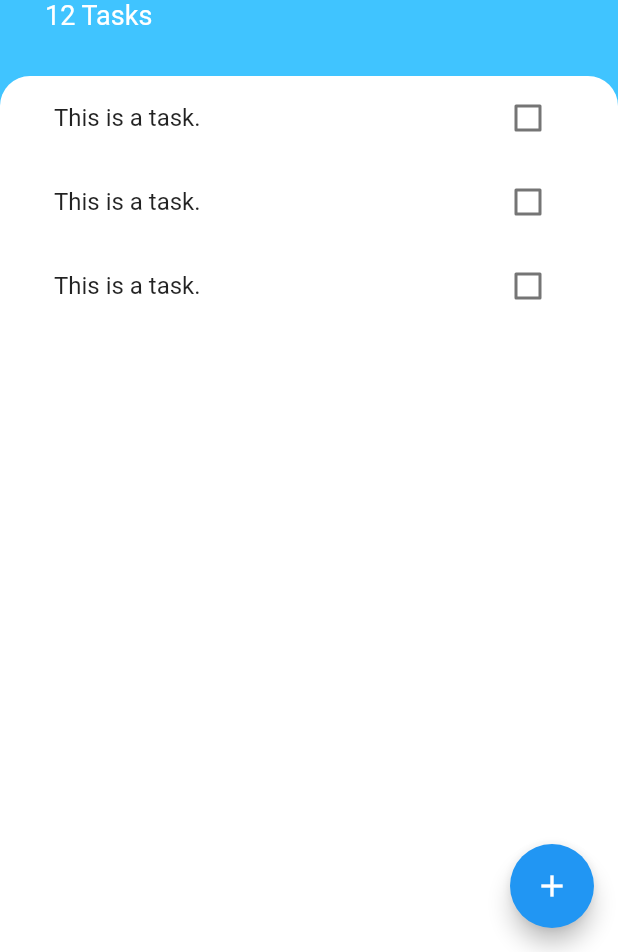
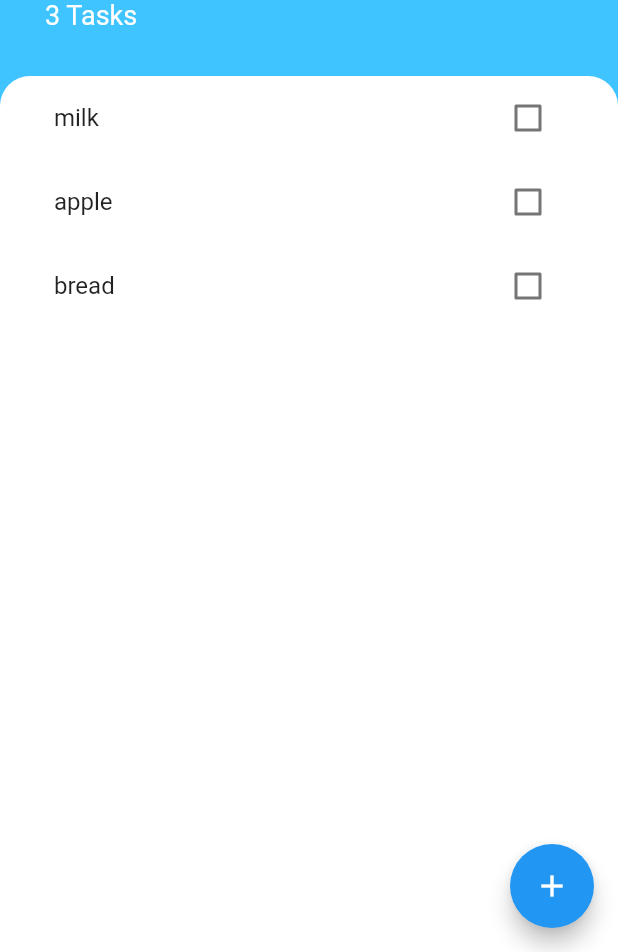
Before and after one commit to AMIRCG/TodoApp, a Flutter app: the screen it shows after launch, on a phone screen of 412 x 824 dp, the part 284-1236 px from its top. Run offline on Flutter 3.47's test engine with Material 2 defaults, Android fonts, the phone set to English and light mode, and no system bars; our stand-ins replace device_preview.

Commit message:
third commit

```diff
--- /dev/null
+++ b/lib/Models/Task.dart
@@ -0,0 +1,11 @@
+// ignore_for_file: file_names
+
+class Task {
+  final String? name;
+  bool isDone;
+  Task({this.name, this.isDone = false});
+
+  void toggleDone() {
+    isDone = !isDone;
+  }
+}
--- /dev/null
+++ b/lib/Models/TaskData.dart
@@ -0,0 +1,37 @@
+// ignore_for_file: file_names, recursive_getters
+
+import 'package:flutter/foundation.dart';
+import 'Task.dart';
+import 'dart:collection';
+
+class TaskData extends ChangeNotifier {
+  final List<Task> _taskList = [
+    Task(name: 'milk'),
+    Task(name: 'apple'),
+    Task(name: 'bread'),
+  ];
+
+  UnmodifiableListView<Task> get taskList {
+    return UnmodifiableListView(_taskList);
+  }
+
+  int get taskCount {
+    return _taskList.length;
+  }
+
+  void addTask(String newTitle) {
+    final newTask = Task(name: newTitle);
+    _taskList.add(newTask);
+    notifyListeners();
+  }
+
+  void taskUpdate(Task task) {
+    task.toggleDone();
+    notifyListeners();
+  }
+
+  void taskDelete(Task task) {
+    _taskList.remove(task);
+    notifyListeners();
+  }
+}
--- a/lib/Screen/TaskScreen.dart
+++ b/lib/Screen/TaskScreen.dart
@@ -1,21 +1,19 @@
-// ignore_for_file: file_names
+// ignore_for_file: file_names, use_key_in_widget_constructors, must_be_immutable, avoid_print
 
 import 'package:flutter/material.dart';
+import 'package:todo_flutter/Models/TaskData.dart';
 import 'package:todo_flutter/Screen/add_task_screen.dart';
 import 'package:todo_flutter/widgets/task_list.dart';
+import 'package:provider/provider.dart';
 
 class TaskScreen extends StatelessWidget {
-  const TaskScreen({Key? key}) : super(key: key);
-
-  // Widget customBottomSheet(BuildContext context) => Container();
-
   @override
   Widget build(BuildContext context) {
     return Scaffold(
       floatingActionButton: FloatingActionButton(
         onPressed: () {
           showModalBottomSheet(
-              context: context, builder: (context) => const Add_Task());
+              context: context, builder: (context) => Add_Task());
           //add Task to list
         },
         child: const Icon(Icons.add),
@@ -33,8 +31,8 @@ class TaskScreen extends StatelessWidget {
             ),
             child: Column(
               crossAxisAlignment: CrossAxisAlignment.start,
-              children: const [
-                CircleAvatar(
+              children: [
+                const CircleAvatar(
                   backgroundColor: Colors.white,
                   radius: 30,
                   child: Icon(
@@ -43,8 +41,8 @@ class TaskScreen extends StatelessWidget {
                     color: Colors.lightBlueAccent,
                   ),
                 ),
-                SizedBox(height: 10),
-                Text(
+                const SizedBox(height: 10),
+                const Text(
                   'Todo',
                   style: TextStyle(
                     color: Colors.white,
@@ -53,8 +51,8 @@ class TaskScreen extends StatelessWidget {
                   ),
                 ),
                 Text(
-                  '12 Tasks',
-                  style: TextStyle(
+                  '${Provider.of<TaskData>(context).taskCount} Tasks',
+                  style: const TextStyle(
                     fontSize: 18,
                     color: Colors.white,
                   ),
@@ -72,7 +70,7 @@ class TaskScreen extends StatelessWidget {
                   topRight: Radius.circular(20),
                 ),
               ),
-              child: const TaskList(),
+              child: TaskList(),
             ),
           ),
         ],
--- a/lib/main.dart
+++ b/lib/main.dart
@@ -1,8 +1,11 @@
 import 'package:flutter/material.dart';
+import 'package:todo_flutter/Models/TaskData.dart';
 import 'package:todo_flutter/Screen/TaskScreen.dart';
+import 'package:device_preview/device_preview.dart';
+import 'package:provider/provider.dart';
 
 void main() {
-  runApp(const MyApp());
+  runApp(DevicePreview(builder: (context) => const MyApp()));
 }
 
 class MyApp extends StatelessWidget {
@@ -10,8 +13,11 @@ class MyApp extends StatelessWidget {
 
   @override
   Widget build(BuildContext context) {
-    return const MaterialApp(
-      home: TaskScreen(),
+    return ChangeNotifierProvider(
+      create: (context) => TaskData(),
+      child: MaterialApp(
+        home: TaskScreen(),
+      ),
     );
   }
 }
--- a/lib/widgets/task_list.dart
+++ b/lib/widgets/task_list.dart
@@ -1,19 +1,34 @@
+// ignore_for_file: use_key_in_widget_constructors, must_be_immutable, no_logic_in_create_state
+
 import 'package:flutter/material.dart';
 import 'package:todo_flutter/widgets/task_tile.dart';
+import 'package:provider/provider.dart';
+import 'package:todo_flutter/Models/TaskData.dart';
 
 class TaskList extends StatelessWidget {
-  const TaskList({
-    Key? key,
-  }) : super(key: key);
-
   @override
   Widget build(BuildContext context) {
-    return ListView(
-      children: const [
-        TaskTile(),
-        TaskTile(),
-        TaskTile(),
-      ],
+    return Consumer<TaskData>(
+      builder: (context, taskData, child) {
+        return ListView.builder(
+          itemBuilder: (context, index) {
+            final task = taskData.taskList[index];
+            return TaskTile(
+              taskTitle: task.name!,
+              isChecked: task.isDone,
+              checkBoxCallBack: () {
+                taskData.taskUpdate(task);
+              },
+              deleteBoxCallBack: () {
+                taskData.taskDelete(task);
+              },
+            );
+          },
+          itemCount: taskData.taskCount,
+        );
+      },
     );
   }
 }
+//taskData == Provider.of<TaskData>(context)
+//taskTitle: widget.tasks![index].name!,
--- a/lib/widgets/task_tile.dart
+++ b/lib/widgets/task_tile.dart
@@ -1,59 +1,58 @@
-// ignore_for_file: use_key_in_widget_constructors
+// ignore_for_file: use_key_in_widget_constructors, avoid_print
 //local state + global state + Callback in Dart
+import 'dart:async';
+
 import 'package:flutter/material.dart';
 
-class TaskTile extends StatefulWidget {
-  const TaskTile({
-    Key? key,
-  }) : super(key: key);
+class TaskTile extends StatelessWidget {
+  TaskTile({
+    required this.taskTitle,
+    required this.isChecked,
+    this.checkBoxCallBack,
+    this.deleteBoxCallBack,
+  });
 
-  @override
-  State<TaskTile> createState() => _TaskTileState();
-}
+  final bool isChecked;
+  final String taskTitle;
+  final Function? checkBoxCallBack;
+  final Function? deleteBoxCallBack;
+  late Timer timer;
+  bool isLongPressed = false;
+  void startOperation(valueOnTapDown) {
+    timer = Timer(const Duration(seconds: 2), () {
+      print('long Pressed Event');
+      isLongPressed = true;
+      deleteBoxCallBack!();
+    });
+  }
 
-class _TaskTileState extends State<TaskTile> {
-  bool isChecked = false;
   @override
   Widget build(BuildContext context) {
     return ListTile(
-      title: Text(
-        'This is a task.',
-        style: TextStyle(
-            decoration: isChecked ? TextDecoration.lineThrough : null),
+      title: GestureDetector(
+        onTapDown: (value_0) {
+          startOperation(value_0);
+        },
+        onTapUp: (value_1) {
+          timer.cancel();
+          if (!isLongPressed) {
+            print("Is a onTap event");
+          } else {
+            isLongPressed = false;
+          }
+        },
+        child: Text(
+          taskTitle,
+          style: TextStyle(
+              decoration: isChecked ? TextDecoration.lineThrough : null),
+        ),
       ),
-      trailing: TaskCheckBox(
-        isChecked: isChecked,
-        isCheckBox: (bool checkboxState) {
-          setState(
-            () {
-              isChecked = checkboxState;
-            },
-          );
+      trailing: Checkbox(
+        value: isChecked,
+        onChanged: (value) {
+          checkBoxCallBack!();
         },
       ),
     );
   }
 }
-
-class TaskCheckBox extends StatelessWidget {
-  const TaskCheckBox({required this.isChecked, this.isCheckBox});
-  final bool isChecked; //bool value
-  final Function(bool)? isCheckBox; //function for onChanged
-
-  @override
-  Widget build(BuildContext context) {
-    return Checkbox(
-      value: isChecked,
-      onChanged: () {
-        isCheckBox!();
-      },
-    );
-    /*
-          isCheckBox Function
-          (bool checkboxState) {
-            setState(() {
-              isChecked = checkboxState;
-            });
-          */
-  }
-}
--- a/pubspec.yaml
+++ b/pubspec.yaml
@@ -34,6 +34,8 @@ dependencies:
   # The following adds the Cupertino Icons font to your application.
   # Use with the CupertinoIcons class for iOS style icons.
   cupertino_icons: ^1.0.2
+  device_preview: ^1.1.0
+  provider: ^6.0.3
 
 dev_dependencies:
   flutter_test:
```
Also changed, not shown: lib/Screen/add_task_screen.dart (+14 -16 lines), lib/constant.dart (+14 -0 lines), pubspec.lock, 1 other file.
